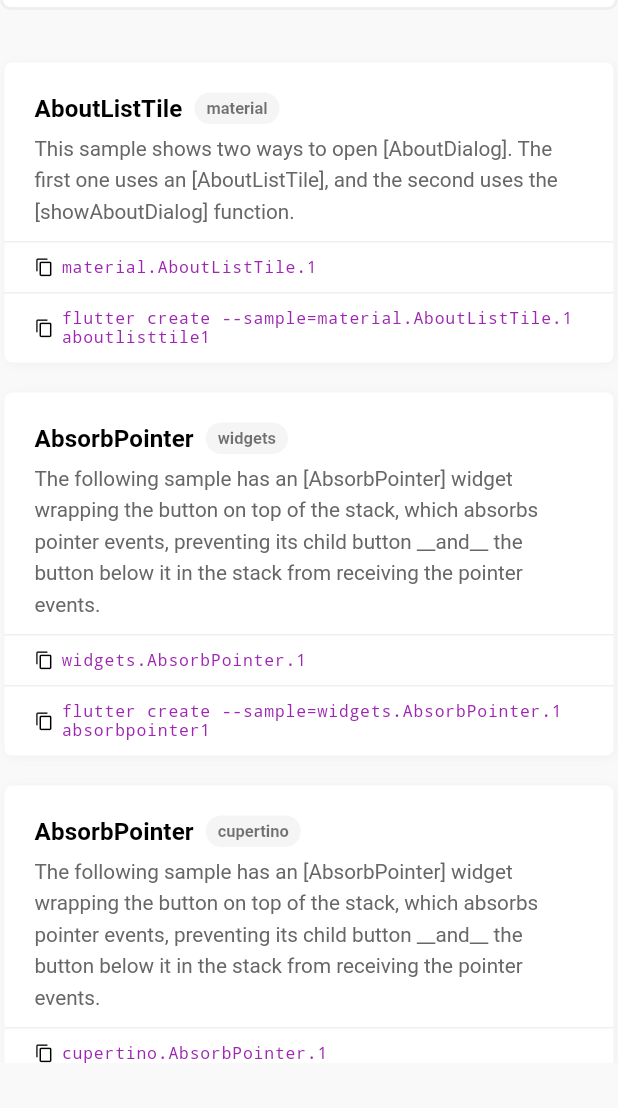
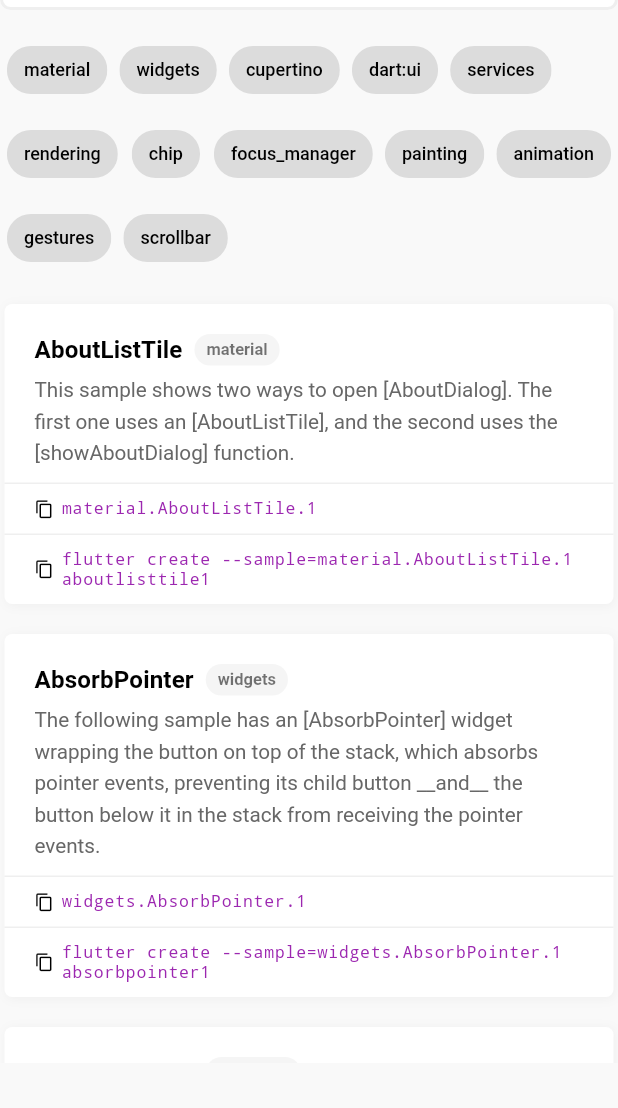
Before and after one commit to coodoo-io/flutter_samples_search, a Flutter app: the screen it shows after launch, on a phone screen of 412 x 824 dp, the part 128-1236 px from its top. Run offline on Flutter 3.47's test engine with Material 2 defaults, Android fonts, the phone set to English and light mode, and no system bars; our stand-ins replace firebase_analytics, firebase_core; accounts and stored records are empty; statements that could not run were skipped.

Commit message:
Resolve "FLU 158 Library-Tags unterhalb der Suche darstellen und danach filtern können"

```diff
--- /dev/null
+++ b/lib/library_chips.dart
@@ -0,0 +1,34 @@
+import 'package:flutter/material.dart';
+
+class LibraryChips extends StatelessWidget {
+  const LibraryChips({
+    Key? key,
+    required this.libraries,
+    required this.selected,
+    required this.onSelected,
+  }) : super(key: key);
+
+  final List<String> libraries;
+  final List<bool> selected;
+  final Function(int index, bool value) onSelected;
+
+  @override
+  Widget build(BuildContext context) {
+    return Wrap(
+      runSpacing: 8,
+      spacing: 8,
+      children: [
+        for (int i = 0; i < libraries.length; i++)
+          ChoiceChip(
+            label: Text(
+              libraries[i],
+              style: TextStyle(color: selected[i] ? Colors.white : Colors.black, fontSize: 12),
+            ),
+            onSelected: (value) => onSelected(i, value),
+            selectedColor: Colors.purple,
+            selected: selected[i],
+          ),
+      ],
+    );
+  }
+}
--- a/lib/main.dart
+++ b/lib/main.dart
@@ -3,6 +3,7 @@
 import 'package:firebase_analytics/firebase_analytics.dart';
 import 'package:firebase_core/firebase_core.dart';
 import 'package:flutter/material.dart';
+import 'package:samples/library_chips.dart';
 import 'package:samples/firebase_options.dart';
 import 'package:samples/sample.dart';
 import 'package:flutter/services.dart';
@@ -61,9 +62,10 @@
   }) : super(key: key);
 
   final ThemeData theme;
+  final String? searchParam;
+
   final FirebaseAnalytics analytics;
   final FirebaseAnalyticsObserver observer;
-  final String? searchParam;
 
   @override
   State<HomePage> createState() => _HomePageState();
@@ -77,6 +79,24 @@
   Timer? _debounce;
   final double maxWidth = 960.0;
 
+  List<String> libraries = [
+    'material',
+    'widgets',
+    'cupertino',
+    'dart:ui',
+    'services',
+    'rendering',
+    'chip',
+    'focus_manager',
+    'painting',
+    'animation',
+    'gestures',
+    'scrollbar',
+  ];
+  List<bool> selectedLibrariesValue = [];
+
+  List<String> selectedLibraries = [];
+
   Future<void> fetchData() async {
     String data = await DefaultAssetBundle.of(context).loadString("assets/samples.json");
     final jsonResult = json.decode(data);
@@ -87,28 +107,23 @@
       searchList.sort((a, b) => a.element.toLowerCase().compareTo(b.element.toLowerCase()));
       count = searchList.length;
     });
-
-    if (widget.searchParam != '') {
-      searchData(widget.searchParam!);
-      setState(() => searchController.text = widget.searchParam!);
-    }
   }
 
   void searchData(String searchTerm) {
     if (_debounce?.isActive ?? false) _debounce?.cancel();
     _debounce = Timer(const Duration(milliseconds: 500), () async {
-      final filteredList = sampleList
-          .where((s) =>
-              s.element.toLowerCase().contains(searchTerm) ||
-              s.id.toLowerCase().startsWith(searchTerm) ||
-              s.sampleLibrary.toLowerCase().contains(searchTerm) ||
-              s.description.toLowerCase().contains(searchTerm))
+      final libraryList = sampleList
+          .where((s) => (selectedLibraries.isEmpty || selectedLibraries.contains(s.sampleLibrary.toLowerCase())))
+          .toList();
+      final filteredList = libraryList
+          .where((s) => ((selectedLibraries.isEmpty || selectedLibraries.contains(s.sampleLibrary.toLowerCase())) &&
+                  s.element.toLowerCase().contains(searchTerm.toLowerCase()) ||
+              s.id.toLowerCase().startsWith(searchTerm.toLowerCase()) ||
+              s.description.toLowerCase().contains(searchTerm.toLowerCase())))
           .toList();
       await widget.analytics.logEvent(
         name: 'search samples',
-        parameters: <String, dynamic>{
-          'searchTerm': searchTerm,
-        },
+        parameters: <String, dynamic>{'searchTerm': searchTerm, 'selectedLibraries': selectedLibraries},
       );
       setState(() {
         searchList = filteredList;
@@ -116,10 +131,37 @@
     });
   }
 
+  void getQueryParam() {
+    if (widget.searchParam != '') {
+      searchData(widget.searchParam!);
+      setState(() => searchController.text = widget.searchParam!);
+    }
+  }
+
+  void initLibraryChips() async {
+    for (int i = 0; i < libraries.length; i++) {
+      selectedLibrariesValue.add(false);
+    }
+  }
+
+  void setLibrary(int index, bool value) {
+    setState(() {
+      selectedLibrariesValue[index] = value;
+      if (value) {
+        selectedLibraries.add(libraries[index]);
+      } else {
+        selectedLibraries.remove(libraries[index]);
+      }
+    });
+    searchData(searchController.text);
+  }
+
   @override
   void initState() {
     super.initState();
+    initLibraryChips();
     fetchData();
+    getQueryParam();
   }
 
   @override
@@ -165,7 +207,15 @@
                   ),
                 ),
               ),
-              const SizedBox(height: 15),
+              const SizedBox(height: 16),
+              Container(
+                constraints: BoxConstraints(maxWidth: maxWidth),
+                child: LibraryChips(
+                  libraries: libraries,
+                  selected: selectedLibrariesValue,
+                  onSelected: (index, value) => setLibrary(index, value),
+                ),
+              ),
               searchList.isNotEmpty
                   ? Flexible(
                       child: ListView.builder(
@@ -185,7 +235,7 @@
                             );
                           }),
                     )
-                  : const Center(child: Text('No results.'))
+                  : const Padding(padding: EdgeInsets.only(top: 10), child: Center(child: Text('No results.')))
             ],
           ),
         ),
@@ -357,161 +407,3 @@
         ]));
   }
 }
-
-// class SampleRow extends StatefulWidget {
-//   const SampleRow({
-//     Key? key,
-//     required this.sample,
-//     required this.analytics,
-//     required this.observer,
-//   }) : super(key: key);
-
-//   final FirebaseAnalytics analytics;
-//   final FirebaseAnalyticsObserver observer;
-
-//   final Sample sample;
-
-//   @override
-//   Widget build(BuildContext context) {
-//     var createFlutterSampleCmd =
-//         'flutter create --sample=${sample.id} ${sample.element.toLowerCase()}${sample.id.substring(sample.id.length - 1)}';
-//     final theme = Theme.of(context);
-//     return Container(
-//         margin: const EdgeInsets.only(top: 20, left: 3, right: 3),
-//         padding: EdgeInsets.zero,
-//         decoration: const BoxDecoration(
-//           color: Colors.white,
-//           borderRadius: BorderRadius.all(Radius.circular(5)),
-//           boxShadow: [
-//             BoxShadow(color: Color(0xffefefef), spreadRadius: 0, blurRadius: 5, offset: Offset(1, 1)),
-//           ],
-//         ),
-//         child: Column(crossAxisAlignment: CrossAxisAlignment.start, children: [
-//           Container(
-//             padding: const EdgeInsets.only(top: 20, left: 20, right: 20, bottom: 10),
-//             child: Column(
-//               children: [
-//                 Row(
-//                   children: [
-//                     SelectableText(sample.element,
-//                         style: theme.textTheme.subtitle2?.copyWith(fontWeight: FontWeight.bold)),
-//                     const SizedBox(width: 5),
-//                     Container(
-//                         padding: const EdgeInsets.symmetric(horizontal: 8, vertical: 4),
-//                         decoration: BoxDecoration(
-//                             color: Colors.grey.shade100, borderRadius: const BorderRadius.all(Radius.circular(50))),
-//                         child: Row(
-//                           children: [
-//                             Text(sample.sampleLibrary,
-//                                 style: theme.textTheme.caption?.copyWith(fontSize: 11, fontWeight: FontWeight.bold)),
-//                           ],
-//                         )),
-//                   ],
-//                 ),
-//                 const SizedBox(height: 5),
-//                 Row(
-//                   mainAxisAlignment: MainAxisAlignment.spaceBetween,
-//                   crossAxisAlignment: CrossAxisAlignment.start,
-//                   children: [
-//                     Expanded(
-//                         child: SelectableText(sample.description,
-//                             style: theme.textTheme.caption?.copyWith(height: 1.5, color: const Color(0xff676767)))),
-//                     // Container(
-//                     //   width: 190.0,
-//                     //   height: 100.0,
-//                     //   decoration: BoxDecoration(
-//                     //     shape: BoxShape.rectangle,
-//                     //     image: DecorationImage(
-//                     //       fit: BoxFit.fitHeight,
-//                     //       image: Image.asset('assets/screenshots/${sample.id}.png').image,
-//                     //     ),
-//                     //   ),
-//                     // ),
-//                   ],
-//                 ),
-//               ],
-//             ),
-//           ),
-//           Container(
-//             padding: const EdgeInsets.only(left: 20, right: 20, bottom: 10, top: 10),
-//             decoration: const BoxDecoration(
-//               border: Border(
-//                 top: BorderSide(width: 1.0, color: Color(0xffefefef)),
-//               ),
-//             ),
-//             child: InkWell(
-//               onTap: () async {
-//                 Clipboard.setData(ClipboardData(text: widget.sample.id)).then((_) async {
-//                   rootScaffoldMessengerKey.currentState!.removeCurrentSnackBar();
-//                   rootScaffoldMessengerKey.currentState!
-//                       .showSnackBar(SnackBar(content: Text("🔗 ${widget.sample.id} copied to your clipboard")));
-//                   await widget.analytics.logEvent(
-//                     name: 'copy id',
-//                     parameters: <String, dynamic>{
-//                       'sample-id': widget.sample.id,
-//                     },
-//                   );
-//                 });
-//               },
-//               child: Row(
-//                 children: [
-//                   const Icon(
-//                     Icons.copy,
-//                     size: 13,
-//                     color: Colors.black,
-//                   ),
-//                   const SizedBox(width: 5),
-//                   Expanded(
-//                     child: Text(
-//                       sample.id,
-//                       style: const TextStyle(
-//                           fontFamily: "Courier New", letterSpacing: .5, fontSize: 11, color: Colors.purple),
-//                     ),
-//                   ),
-//                 ],
-//               ),
-//             ),
-//           ),
-//           Container(
-//             padding: const EdgeInsets.only(left: 20, right: 20, bottom: 10, top: 10),
-//             decoration: const BoxDecoration(
-//               border: Border(
-//                 top: BorderSide(width: 1.0, color: Color(0xffefefef)),
-//               ),
-//             ),
-//             child: InkWell(
-//               onTap: () {
-//                 Clipboard.setData(ClipboardData(text: createFlutterSampleCmd)).then((_) async {
-//                   rootScaffoldMessengerKey.currentState!.removeCurrentSnackBar();
-//                   rootScaffoldMessengerKey.currentState!.showSnackBar(
-//                       SnackBar(content: Text("👉 Flutter command for `${widget.sample.id}` copied to your clipboard")));
-//                   await widget.analytics.logEvent(
-//                     name: 'copy command',
-//                     parameters: <String, dynamic>{
-//                       'sample-id': widget.sample.id,
-//                     },
-//                   );
-//                 });
-//               },
-//               child: Row(
-//                 children: [
-//                   const Icon(
-//                     Icons.copy,
-//                     size: 13,
-//                     color: Colors.black,
-//                   ),
-//                   const SizedBox(width: 5),
-//                   Expanded(
-//                     child: Text(
-//                       createFlutterSampleCmd,
-//                       style: const TextStyle(
-//                           fontFamily: "monospace", letterSpacing: .5, fontSize: 11, color: Colors.purple),
-//                     ),
-//                   ),
-//                 ],
-//               ),
-//             ),
-//           )
-//         ]))
-//   }
-// }
```
